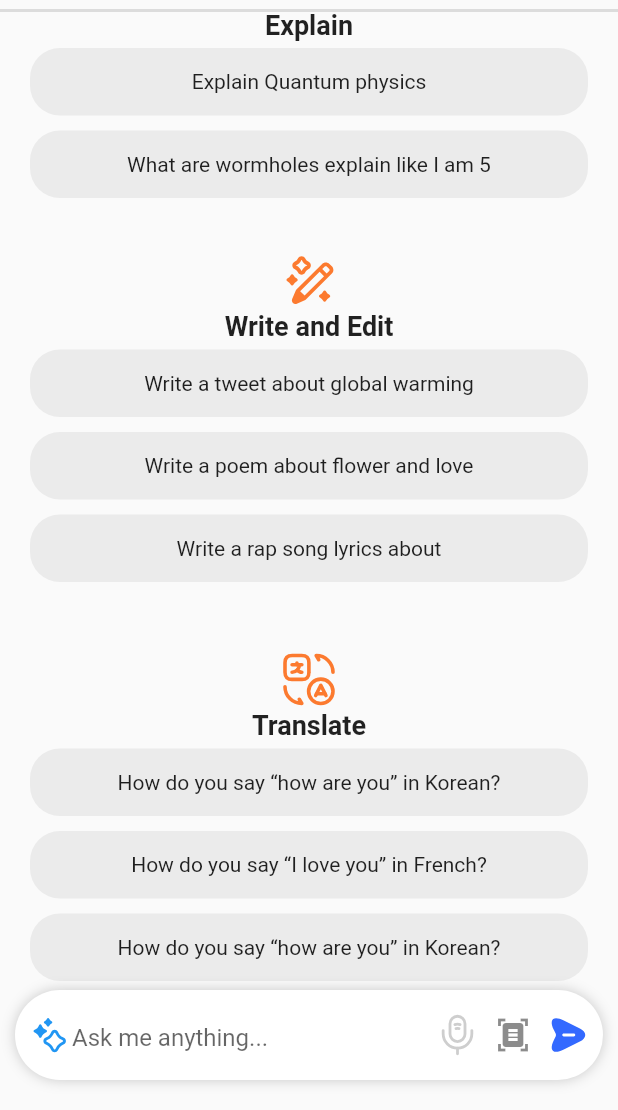
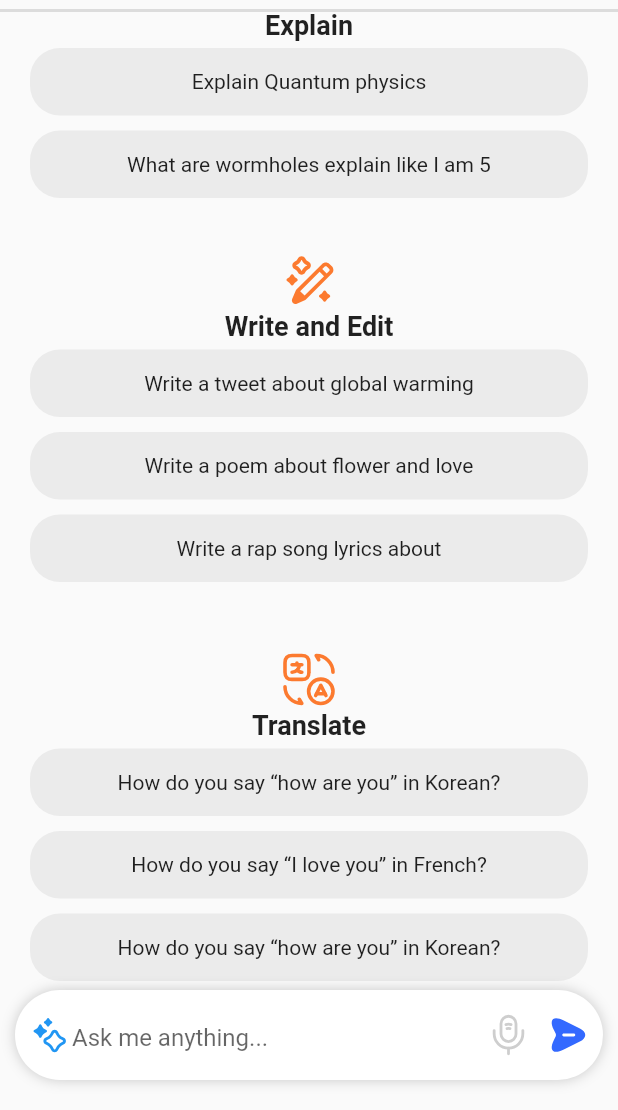
Before and after one commit to Awesomewsdm/jijorli_app, a Flutter app: the ChatScreen screen opened directly with sample values from the repository, on a phone screen of 412 x 824 dp, the part 126-1236 px from its top. Run offline on Flutter 3.47's test engine with Material 2 defaults, Android fonts, the phone set to English and light mode, and no system bars; our stand-ins replace flutter_svg, get.

Commit message:
New commit

```diff
--- a/lib/screens/chat_screen.dart
+++ b/lib/screens/chat_screen.dart
@@ -4,20 +4,32 @@ import 'package:get/get.dart';
 import 'package:jijorli_app/constants/image_strings.dart';
 import 'package:jijorli_app/constants/styles.dart';
 import 'package:jijorli_app/models/example_promp_model.dart';
-import 'package:jijorli_app/screens/onboarding_screen.dart';
+import 'package:jijorli_app/screens/explore_screen.dart';
 import 'package:jijorli_app/screens/seat_booking_screen.dart';
 import 'package:jijorli_app/widgets/app_bar.dart';
 import 'package:provider/provider.dart';
 
 import '../models/chat_model.dart';
 
-class ChatScreen extends StatelessWidget {
-  ChatScreen({Key? key, this.promptModel})
+class ChatScreen extends StatefulWidget {
+  const ChatScreen({Key? key, this.promptModel})
       : super(key: key); // Corrected the constructor
 
   final PromptModel? promptModel;
 
+  @override
+  State<ChatScreen> createState() => _ChatScreenState();
+}
+
+class _ChatScreenState extends State<ChatScreen> {
   final ScrollController _scrollController = ScrollController();
+  String initialVallue = "";
+
+  @override
+  void initState() {
+    super.initState();
+    initialVallue = widget.promptModel!.prompt;
+  }
 
   @override
   Widget build(BuildContext context) {
@@ -27,12 +39,13 @@ class ChatScreen extends StatelessWidget {
         widget: Row(
           children: [
             GestureDetector(
-                onTap: () {
-                  Get.to(() {
-                    const SeatBookingScreen();
-                  });
-                },
-                child: SvgPicture.asset(tVolume)),
+              onTap: () {
+                Get.to(() {
+                  const SeatBookingScreen();
+                });
+              },
+              child: SvgPicture.asset(tVolume),
+            ),
             const SizedBox(
               width: 10,
             ),
@@ -113,11 +126,9 @@ class ChatScreen extends StatelessWidget {
                     child: Row(
                       children: [
                         GestureDetector(
-                          onTap: () {
-                            Get.to(() {
-                              const SeatBookingScreen();
-                            });
-                          },
+                          onTap: () => Get.to(
+                            () => const ExploreScreen(),
+                          ),
                           child: SvgPicture.asset(
                             tStar,
                             height: 30,
@@ -128,6 +139,11 @@ class ChatScreen extends StatelessWidget {
                         Expanded(
                           child: TextFormField(
                             onFieldSubmitted: (e) {},
+                            onChanged: (value) {
+                              setState(() {
+                                initialVallue = value;
+                              });
+                            },
                             controller: chatController.promptController,
                             style: const TextStyle(
                               color: Colors.black,
@@ -148,26 +164,6 @@ class ChatScreen extends StatelessWidget {
                                       height: 30,
                                       width: 30,
                                     ),
-                                  ),
-                                  const SizedBox(
-                                    width: 10,
-                                  ),
-                                  GestureDetector(
-                                    onTap: () => Get.bottomSheet(
-                                      Container(
-                                          color: Colors.amber,
-                                          child: Column(children: [
-                                            const Text(
-                                                "Scan document to extract a text from document and parse it to the chatbot for answers"),
-                                            ButtonWidget(
-                                              label: "Continue",
-                                              onTap: () {
-                                                Get.to(() => ChatScreen());
-                                              },
-                                            ),
-                                          ])),
-                                    ),
-                                    child: const Icon(Icons.document_scanner),
                                   ),
                                   const SizedBox(
                                     width: 10,
```
